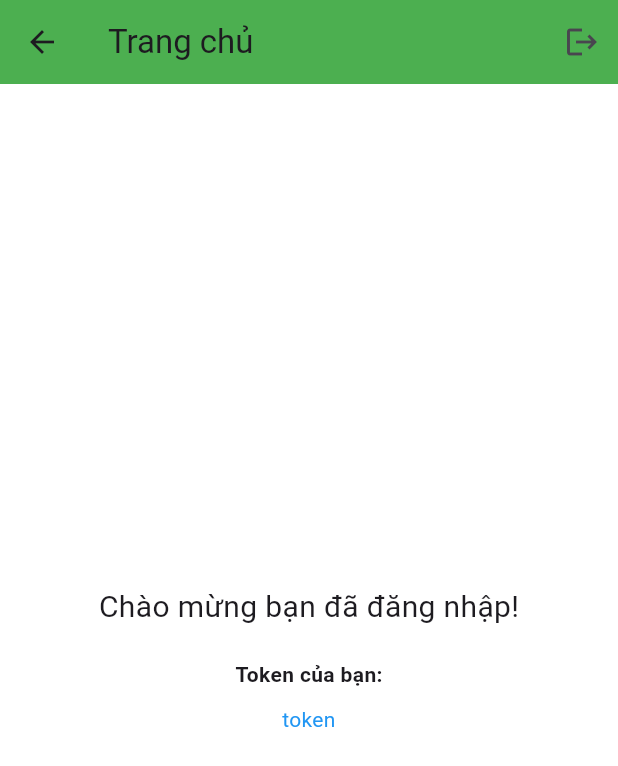
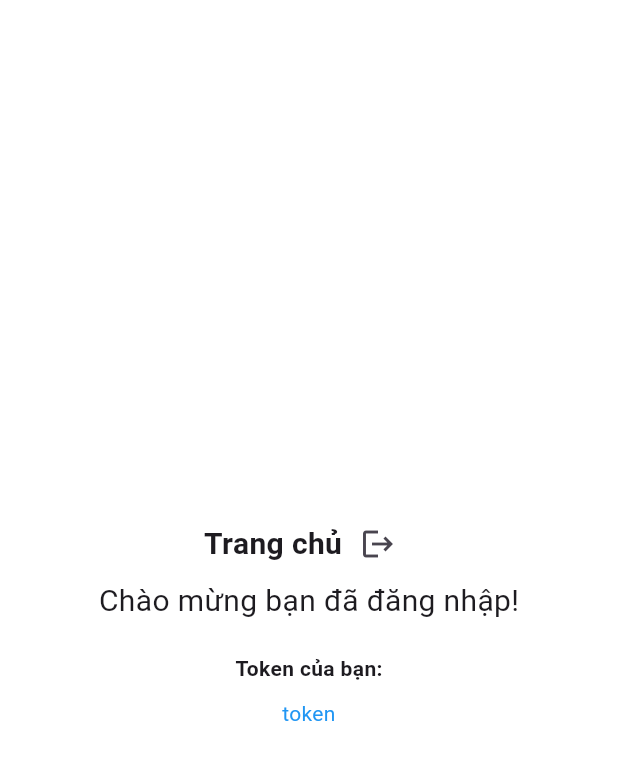
Before and after one commit to trungdq3305/park-smart, a Flutter app: the HomeScreen screen opened by its route, on a phone screen of 412 x 824 dp. Shown: the top 766 px of the screen. Run offline on Flutter 3.47's test engine with Material 3 defaults, Android fonts, the phone set to English and light mode, and no system bars; our stand-ins replace flutter_dotenv, flutter_secure_storage; accounts and stored records are empty.

Commit message:
bỏ appbar

```diff
--- a/mobile/lib/screens/user/chat_screen.dart
+++ b/mobile/lib/screens/user/chat_screen.dart
@@ -7,10 +7,6 @@ class ChatScreen extends StatelessWidget {
   @override
   Widget build(BuildContext context) {
     return AppScaffold(
-      appBar: AppBar(
-        title: const Text('Trò chuyện'),
-        backgroundColor: Colors.green,
-      ),
       showBottomNav: false,
       body: const Center(child: Text('Màn hình Trò chuyện')),
     );
--- a/mobile/lib/screens/user/home_screen.dart
+++ b/mobile/lib/screens/user/home_screen.dart
@@ -35,13 +35,6 @@ class _HomeScreenState extends State<HomeScreen> {
   @override
   Widget build(BuildContext context) {
     return AppScaffold(
-      appBar: AppBar(
-        title: const Text("Trang chủ"),
-        backgroundColor: Colors.green,
-        actions: [
-          IconButton(onPressed: _logout, icon: const Icon(Icons.logout)),
-        ],
-      ),
       showBottomNav: false,
       body: Center(
         child: token == null
@@ -49,6 +42,22 @@ class _HomeScreenState extends State<HomeScreen> {
             : Column(
                 mainAxisAlignment: MainAxisAlignment.center,
                 children: [
+                  Row(
+                    mainAxisAlignment: MainAxisAlignment.center,
+                    children: [
+                      const Text(
+                        "Trang chủ",
+                        style: TextStyle(
+                          fontSize: 20,
+                          fontWeight: FontWeight.bold,
+                        ),
+                      ),
+                      IconButton(
+                        onPressed: _logout,
+                        icon: const Icon(Icons.logout),
+                      ),
+                    ],
+                  ),
                   const Text(
                     "Chào mừng bạn đã đăng nhập!",
                     style: TextStyle(fontSize: 20),
--- a/mobile/lib/screens/user/profile_screen.dart
+++ b/mobile/lib/screens/user/profile_screen.dart
@@ -7,10 +7,6 @@ class ProfileScreen extends StatelessWidget {
   @override
   Widget build(BuildContext context) {
     return AppScaffold(
-      appBar: AppBar(
-        title: const Text('Tài khoản'),
-        backgroundColor: Colors.green,
-      ),
       showBottomNav: false,
       body: const Center(child: Text('Màn hình Tài khoản')),
     );
--- a/mobile/lib/screens/user/recent_screen.dart
+++ b/mobile/lib/screens/user/recent_screen.dart
@@ -7,10 +7,6 @@ class RecentScreen extends StatelessWidget {
   @override
   Widget build(BuildContext context) {
     return AppScaffold(
-      appBar: AppBar(
-        title: const Text('Gần đây'),
-        backgroundColor: Colors.green,
-      ),
       showBottomNav: false,
       body: const Center(child: Text('Màn hình Gần đây')),
     );
--- a/mobile/lib/screens/user/search_screen.dart
+++ b/mobile/lib/screens/user/search_screen.dart
@@ -7,10 +7,6 @@ class SearchScreen extends StatelessWidget {
   @override
   Widget build(BuildContext context) {
     return AppScaffold(
-      appBar: AppBar(
-        title: const Text('Tìm kiếm'),
-        backgroundColor: Colors.green,
-      ),
       showBottomNav: false,
       body: const Center(child: Text('Màn hình Tìm kiếm')),
     );
```
